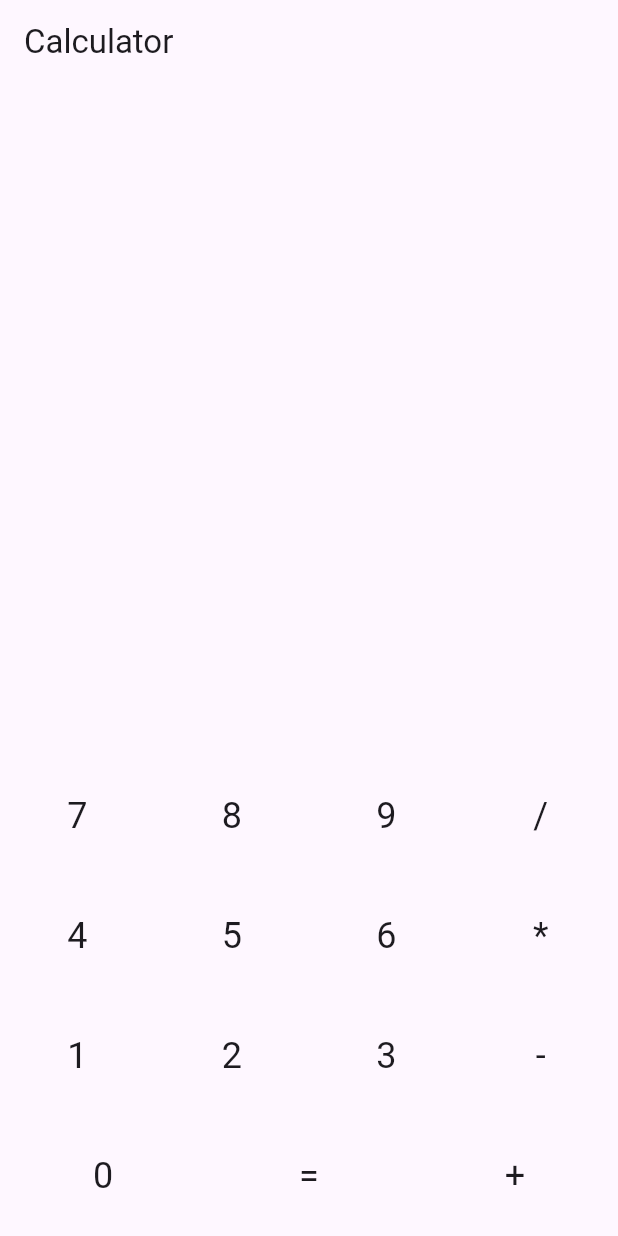
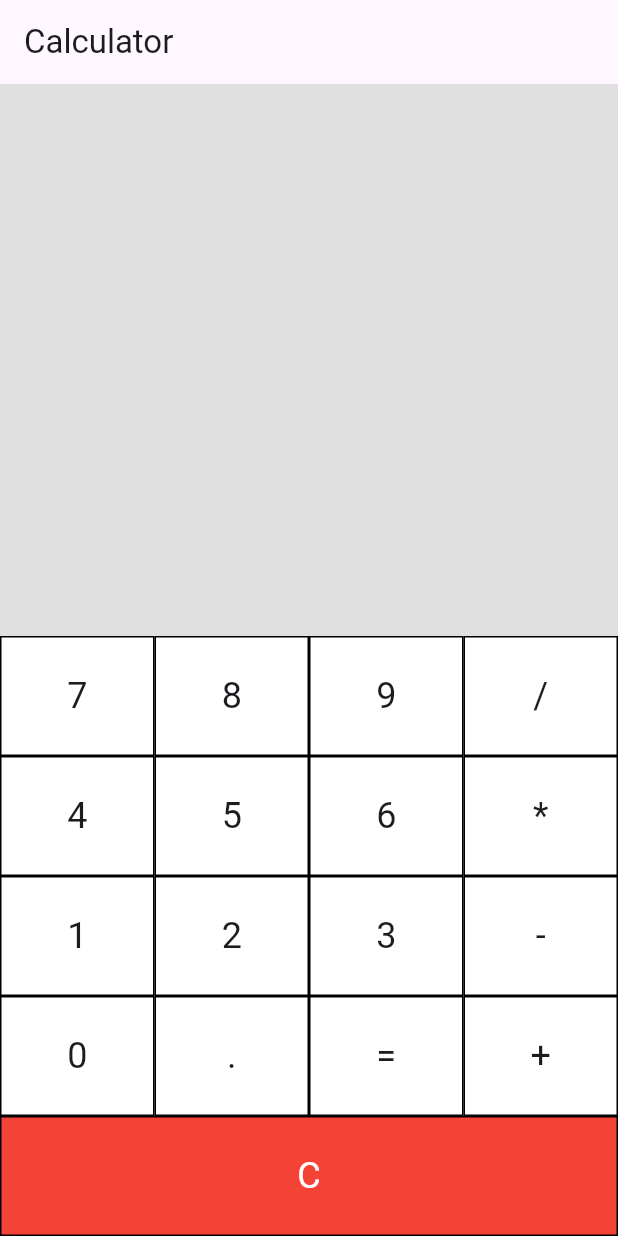
Before and after one commit to Kmorale12/Caclulator, a Flutter app: the screen it shows after launch, on a phone screen of 412 x 824 dp. Run offline on Flutter 3.47's test engine with Material 3 defaults, Android fonts, the phone set to English and light mode, and no system bars.

Commit message:
Added background color to the app and redesigned the buttons to make them more user-friendly.

```diff
--- a/calculator/lib/main.dart
+++ b/calculator/lib/main.dart
@@ -19,7 +19,7 @@ class CalculatorApp extends StatelessWidget {
   }
 }
 
-class CalculatorHomePage extends StatefulWidget {
+class CalculatorHomePage extends StatefulWidget { // Change to StatefulWidget
   const CalculatorHomePage({super.key});
 
   @override
@@ -28,19 +28,23 @@ class CalculatorHomePage extends StatefulWidget {
 
 class _CalculatorHomePageState extends State<CalculatorHomePage> {
   String _display = '';
-  String _operand1 = '';
+  String _operand1 = ''; //create different variables to store the first operand, second operand, and operator
   String _operand2 = '';
   String _operator = '';
 
-  void _buttonPressed(String value) {
+  void _buttonPressed(String value) { // Add a function to handle button presses
     setState(() {
-      if (value == '+' || value == '-' || value == '*' || value == '/') {
+      if (value == '+' || value == '-' || value == '*' || value == '/') { // Check if the value is an operator
         _operator = value;
         _operand1 = _display;
         _display = '';
       } else if (value == '=') {
         _operand2 = _display;
         _calculateResult();
+      } else if (value == '.') {
+        if (!_display.contains('.')) {
+          _display += value;
+        }
       } else {
         _display += value;
       }
@@ -48,11 +52,11 @@ class _CalculatorHomePageState extends State<CalculatorHomePage> {
   }
 
   void _calculateResult() {
-    double num1 = double.parse(_operand1);
+    double num1 = double.parse(_operand1); //parse the operands to double
     double num2 = double.parse(_operand2);
     double result;
 
-    switch (_operator) {
+    switch (_operator) { //perform the calculation based on the operator
       case '+':
         result = num1 + num2;
         break;
@@ -77,6 +81,15 @@ class _CalculatorHomePageState extends State<CalculatorHomePage> {
     });
   }
 
+  void _clear() {
+    setState(() {
+      _display = '';
+      _operand1 = '';
+      _operand2 = '';
+      _operator = '';
+    });
+  }
+
   Widget _buildButton(String value) {
     return Expanded(
       child: InkWell(
@@ -84,9 +97,33 @@ class _CalculatorHomePageState extends State<CalculatorHomePage> {
         child: Container(
           height: 80,
           alignment: Alignment.center,
+          decoration: BoxDecoration(
+            color: Colors.white, // Button background color
+            border: Border.all(color: Colors.black), // Button border color
+          ),
           child: Text(
             value,
             style: const TextStyle(fontSize: 24),
+          ),
+        ),
+      ),
+    );
+  }
+
+  Widget _buildClearButton() {
+    return Expanded( // Add the clear button
+      child: InkWell(
+        onTap: _clear,
+        child: Container(
+          height: 80,
+          alignment: Alignment.center,
+          decoration: BoxDecoration(
+            color: Colors.red, // Clear button background color
+            border: Border.all(color: Colors.black), // Button border color
+          ),
+          child: const Text(
+            'C',
+            style: TextStyle(fontSize: 24, color: Colors.white),
           ),
         ),
       ),
@@ -99,9 +136,11 @@ class _CalculatorHomePageState extends State<CalculatorHomePage> {
       appBar: AppBar(
         title: const Text('Calculator'),
       ),
+      backgroundColor: Colors.grey[300], // Set background color to gray
       body: Column(
+        mainAxisAlignment: MainAxisAlignment.spaceBetween,
         children: <Widget>[
-          Expanded(
+          Flexible(
             child: Container(
               alignment: Alignment.bottomRight,
               padding: const EdgeInsets.all(24),
@@ -111,6 +150,8 @@ class _CalculatorHomePageState extends State<CalculatorHomePage> {
               ),
             ),
           ),
+          Column(
+            children: <Widget>[
               Row(
                 children: <Widget>[
                   _buildButton('7'),
@@ -138,8 +179,16 @@ class _CalculatorHomePageState extends State<CalculatorHomePage> {
               Row(
                 children: <Widget>[
                   _buildButton('0'),
+                  _buildButton('.'),
                   _buildButton('='),
                   _buildButton('+'),
+                ],
+              ),
+              Row(
+                children: <Widget>[
+                  _buildClearButton(), // Add the clear button
+                ],
+              ),
             ],
           ),
         ],
```
Lines whose indentation alone changed are shown as unchanged.
